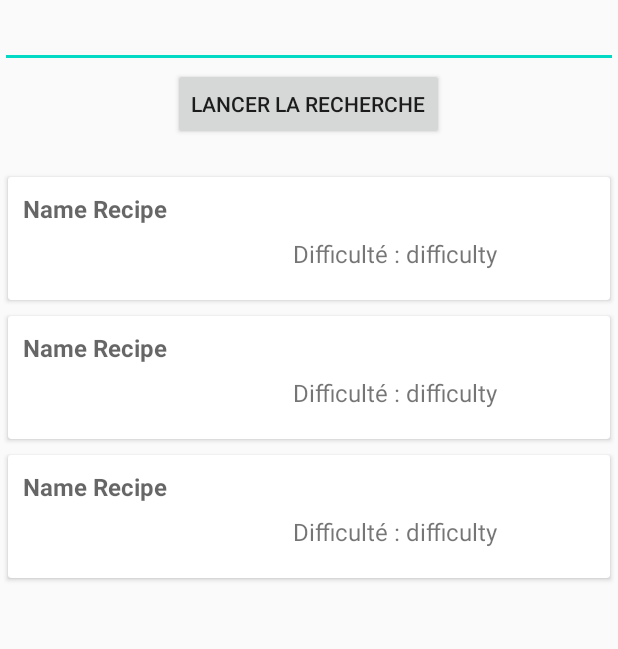
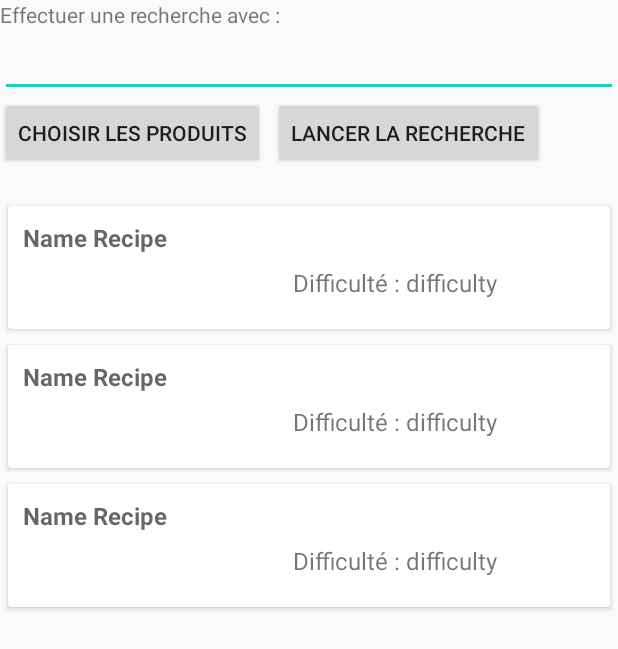
Before and after one commit to CVhp/Foodlog, an Android app: the layout fragment_recette.xml on its own in the app's theme, with its tools: preview values and no code run, on a phone screen of 412 x 824 dp. Shown: the top 649 px of the screen. Run offline under Robolectric (Android 15) with nearby library versions, the phone set to English and light mode, and no system bars.

Commit message:
Recherche avec pls produit

```diff
--- a/app/src/main/java/fr/epf/foodlog/ui/ListProduct/ListProductFragment.kt
+++ b/app/src/main/java/fr/epf/foodlog/ui/ListProduct/ListProductFragment.kt
@@ -96,7 +96,7 @@ class ListProductFragment : Fragment(), ProductInterface {
                 "Foodlog",
                 Context.MODE_PRIVATE
             )
-            val token = pref.getString("token", null);
+            val token = pref.getString("token", null)
             val result = service.getProducts("$token")
             result.products.map {
                 val id = it.id
--- a/app/src/main/res/layout/fragment_recette.xml
+++ b/app/src/main/res/layout/fragment_recette.xml
@@ -11,17 +11,37 @@
         android:layout_height="wrap_content"
         android:orientation="vertical">
 
+        <TextView
+            android:layout_width="match_parent"
+            android:layout_height="wrap_content"
+            android:text="Effectuer une recherche avec :"/>
+
         <EditText
             android:id="@+id/ingredient_choix"
             android:layout_width="match_parent"
             android:layout_height="wrap_content"/>
 
-        <Button
-            android:id="@+id/lancer_recherche"
-            android:layout_width="wrap_content"
+        <LinearLayout
+            android:layout_width="match_parent"
             android:layout_height="wrap_content"
-            android:text="Lancer la recherche"
-            android:layout_gravity="center_horizontal"/>
+            android:orientation="horizontal">
+
+            <Button
+                android:id="@+id/choisir_produits"
+                android:layout_width="wrap_content"
+                android:layout_height="wrap_content"
+                android:text="Choisir les produits"/>
+
+            <Button
+                android:id="@+id/lancer_recherche"
+                android:layout_width="wrap_content"
+                android:layout_height="wrap_content"
+                android:layout_marginLeft="5dp"
+                android:text="Lancer la recherche"/>
+
+        </LinearLayout>
+
+
 
         <TextView
             android:id="@+id/affiche_recette"
```
Also changed, not shown: app/src/main/java/fr/epf/foodlog/ui/recipe/RecipeFragment.kt (+77 -1 lines).
